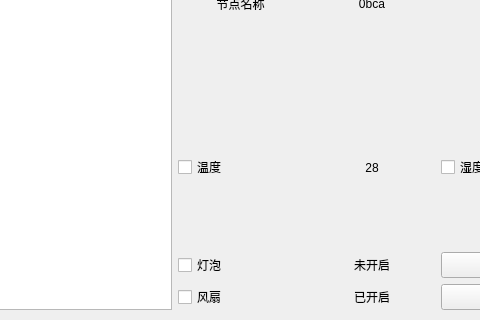
Qt form node/node.ui (muyulong/pi_gateway) before a commit; both pictures show x 338 to 818 and y 85 to 405 of the 1045 by 405 pixel window.
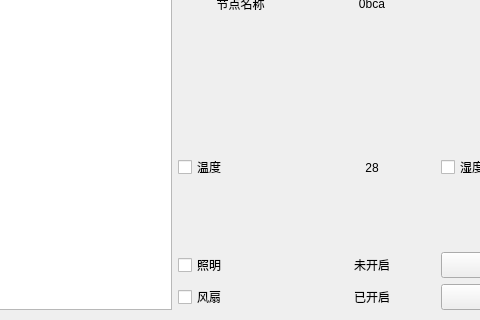
The same form after that commit. Icons and pictures are not drawn.

```diff
--- a/node/node.ui
+++ b/node/node.ui
@@ -186,7 +186,7 @@
           <item>
            <widget class="QCheckBox" name="checkBox_light">
             <property name="text">
-             <string>灯泡</string>
+             <string>照明</string>
             </property>
             <property name="icon">
              <iconset resource="../resource.qrc">
```
